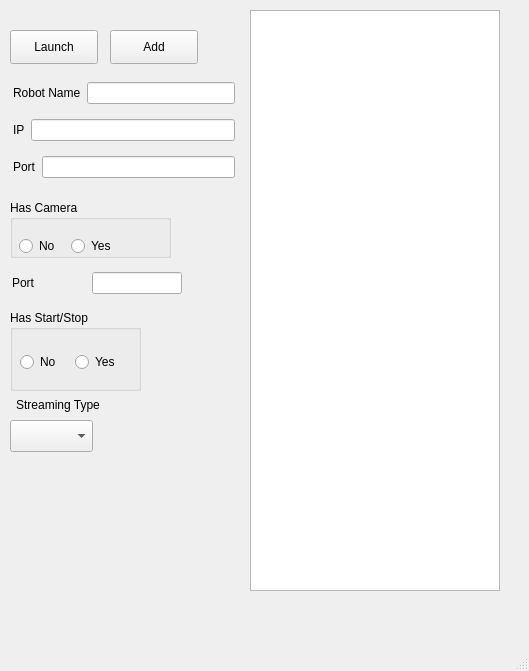
First picture: the form in robot_control_center/robotcontroldashboard.ui, repository gdimitriu/swarm_robots, before the edit.
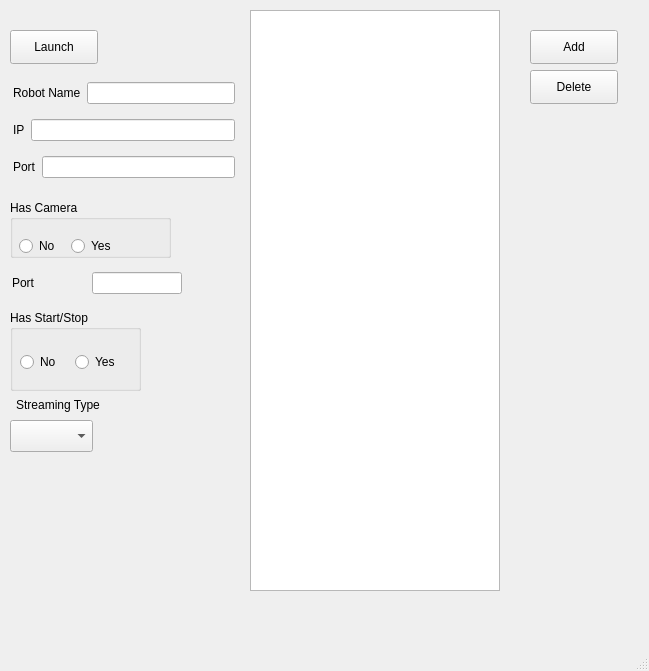
Second picture: the form after the edit.

Commit message: added operation on robot list

What changed in the file:
```diff
--- a/robot_control_center/robotcontroldashboard.ui
+++ b/robot_control_center/robotcontroldashboard.ui
@@ -6,7 +6,7 @@
    <rect>
     <x>0</x>
     <y>0</y>
-    <width>529</width>
+    <width>649</width>
     <height>671</height>
    </rect>
   </property>
@@ -46,7 +46,7 @@
    <widget class="QPushButton" name="addRobotButton">
     <property name="geometry">
      <rect>
-      <x>110</x>
+      <x>530</x>
       <y>30</y>
       <width>88</width>
       <height>34</height>
@@ -56,7 +56,7 @@
      <string>Add</string>
     </property>
    </widget>
-   <widget class="QWidget" name="">
+   <widget class="QWidget" name="layoutWidget">
     <property name="geometry">
      <rect>
       <x>12</x>
@@ -189,7 +189,7 @@
      </property>
     </widget>
    </widget>
-   <widget class="QWidget" name="">
+   <widget class="QWidget" name="layoutWidget">
     <property name="geometry">
      <rect>
       <x>13</x>
@@ -251,6 +251,19 @@
      </item>
     </layout>
    </widget>
+   <widget class="QPushButton" name="deleteRobotButton">
+    <property name="geometry">
+     <rect>
+      <x>530</x>
+      <y>70</y>
+      <width>88</width>
+      <height>34</height>
+     </rect>
+    </property>
+    <property name="text">
+     <string>Delete</string>
+    </property>
+   </widget>
   </widget>
   <widget class="QMenuBar" name="menubar">
    <property name="geometry">
```
Left out of the diff: 4 changed lines with no effect on the pictures. The commit also changes 8 other files.
